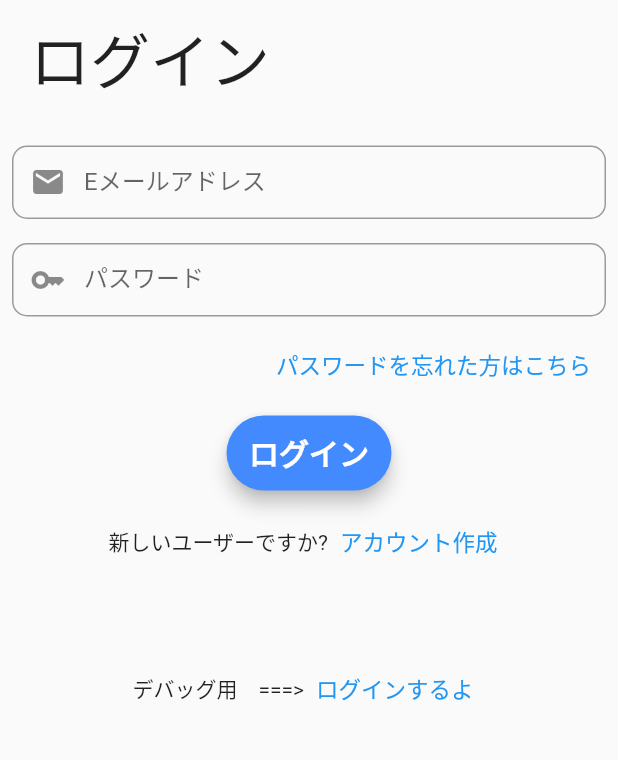
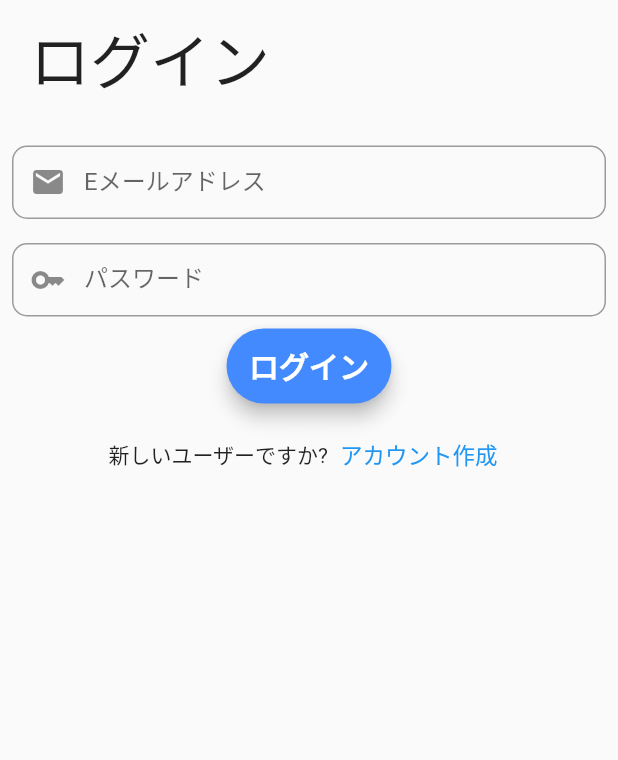
Before and after one commit to enpitut2022/Weeee, a Flutter app: the screen it shows after launch, on a phone screen of 412 x 824 dp, the part 270-1030 px from its top. Run offline on Flutter 3.47's test engine with Material 2 defaults, Android fonts, the phone set to English and light mode, and no system bars; our stand-ins replace bubble, cloud_firestore, firebase_auth, firebase_core, flutter_chat_types, flutter_chat_ui and 1 more; accounts and stored records are empty.

Commit message:
real last

```diff
--- a/lib/src/login/login.dart
+++ b/lib/src/login/login.dart
@@ -109,19 +109,19 @@ class LoginState extends State<Login> {
                 ),
               ),
             ),
-            Container(
-              margin: const EdgeInsets.fromLTRB(10, 0, 10, 10),
-              alignment: Alignment.centerRight,
-              child: TextButton(
-                onPressed: () {
-                  Navigator.pushNamed(context, "/forgetpassword");
-                },
-                child: const Text(
-                  'パスワードを忘れた方はこちら',
-                  style: TextStyle(fontSize: 15),
-                ),
-              ),
-            ),
+            // Container(
+            //   margin: const EdgeInsets.fromLTRB(10, 0, 10, 10),
+            //   alignment: Alignment.centerRight,
+            //   child: TextButton(
+            //     onPressed: () {
+            //       Navigator.pushNamed(context, "/forgetpassword");
+            //     },
+            //     child: const Text(
+            //       'パスワードを忘れた方はこちら',
+            //       style: TextStyle(fontSize: 15),
+            //     ),
+            //   ),
+            // ),
             Center(
               child: Material(
                 elevation: 5,
@@ -161,30 +161,30 @@ class LoginState extends State<Login> {
                 ],
               ),
             ),
-            Container(
-              margin: const EdgeInsets.fromLTRB(10, 40, 10, 10),
-              child: Row(
-                mainAxisAlignment: MainAxisAlignment.center,
-                children: [
-                  const Text('デバッグ用　===>'),
-                  TextButton(
-                    onPressed: () async {
-                      await _auth
-                          .signInWithEmailAndPassword(
-                              email: "monkey@d.com", password: "monkeyd")
-                          .then((uid) => {
-                                Fluttertoast.showToast(msg: 'ログインしました！'),
-                                Navigator.pushNamed(context, "/home"),
-                              });
-                    },
-                    child: const Text(
-                      'ログインするよ',
-                      style: TextStyle(fontSize: 15),
-                    ),
-                  ),
-                ],
-              ),
-            )
+            // Container(
+            //   margin: const EdgeInsets.fromLTRB(10, 40, 10, 10),
+            //   child: Row(
+            //     mainAxisAlignment: MainAxisAlignment.center,
+            //     children: [
+            //       const Text('デバッグ用　===>'),
+            //       TextButton(
+            //         onPressed: () async {
+            //           await _auth
+            //               .signInWithEmailAndPassword(
+            //                   email: "monkey@d.com", password: "monkeyd")
+            //               .then((uid) => {
+            //                     Fluttertoast.showToast(msg: 'ログインしました！'),
+            //                     Navigator.pushNamed(context, "/home"),
+            //                   });
+            //         },
+            //         child: const Text(
+            //           'ログインするよ',
+            //           style: TextStyle(fontSize: 15),
+            //         ),
+            //       ),
+            //     ],
+            //   ),
+            // )
           ],
         ),
       ),
--- a/lib/src/myEvent/myeve_index.dart
+++ b/lib/src/myEvent/myeve_index.dart
@@ -68,6 +68,7 @@ class _MyEventIndexState extends State<MyEventIndex> {
             children: [
               Row(
                 children: [
+                  myBoxWidth(myWidth(context) * 0.01),
                   const Text("募集したイベント"),
                   Switch(
                     value: btn1,
```
Also changed, not shown: lib/src/myEvent/myeve_ans_detail.dart (+15 -3 lines).
